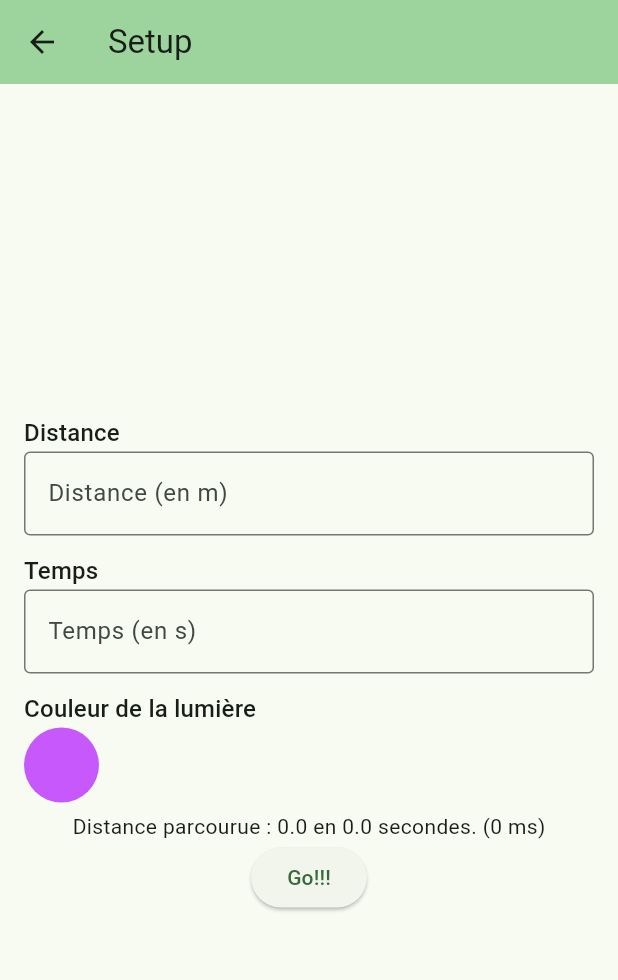
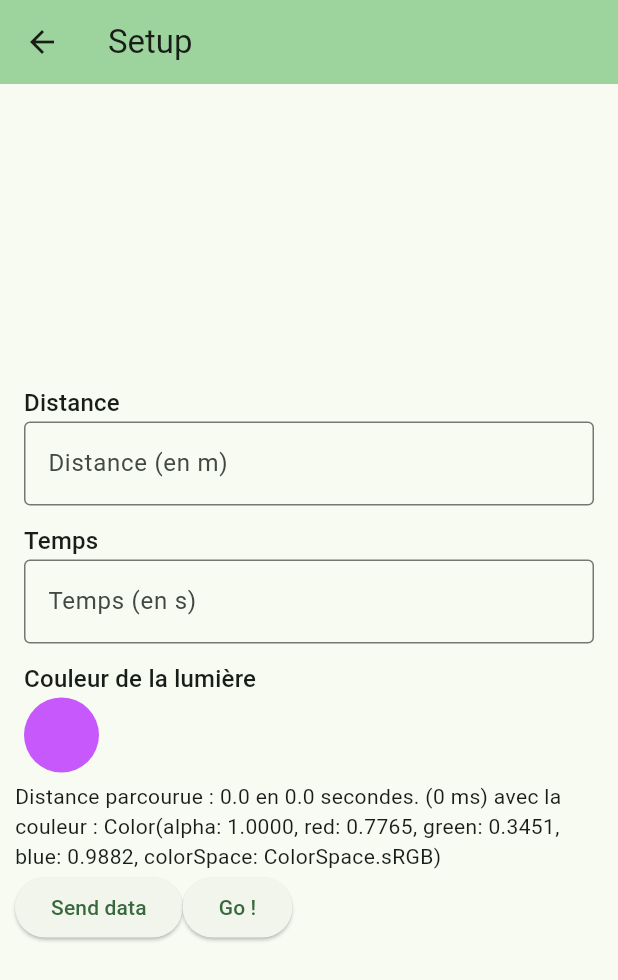
Before and after one commit to OtarieElephant/ledpacer, a Flutter app: the SetupPage screen opened directly, on a phone screen of 412 x 824 dp. Shown: the top 980 px of the screen. Run offline on Flutter 3.47's test engine with Material 2 defaults, Android fonts, the phone set to English and light mode, and no system bars; our stand-ins replace flutter_colorpicker.

Commit message:
colorpicker working

```diff
--- a/lib/Setup/setup_form.dart
+++ b/lib/Setup/setup_form.dart
@@ -15,11 +15,11 @@ class SetupFormState extends State<SetupForm> {
   final _formKey = GlobalKey<FormState>();
   final distanceController = TextEditingController();
   final durationController = TextEditingController();
-  final colorController = TextEditingController();
 
   double? distance = 0;
   double? duration = 0;
-  Color defaultColor = const Color.fromARGB(255, 198, 88, 252);
+  Color pickerColor = const Color.fromARGB(255, 198, 88, 252);
+  bool hasData = false;
 
   @override
   void initState() {
@@ -31,10 +31,6 @@ class SetupFormState extends State<SetupForm> {
     );
     durationController.addListener(() => setState(() {
         duration = double.tryParse(durationController.text) != null ? double.parse(durationController.text) : 0.0 ;
-      })
-    );
-    colorController.addListener(() => setState(() {
-        print('test ${colorController.text}');
       })
     );
   }
@@ -60,24 +56,39 @@ class SetupFormState extends State<SetupForm> {
             inputType: TextInputType.number,
           ),
           AppColorpickerFormField(
-            controller: colorController,
-            defaultColor: defaultColor,
-            title: 'Couleur de la lumière'
+            pickerColor: pickerColor,
+            title: 'Couleur de la lumière',
+            onColorChanged: onColorChanged,
           ),
           Text(
             'Distance parcourue : $distance '
             'en $duration secondes. '
-            '(${getSpeed(distance, duration).toStringAsFixed(0)} ms)'
+            '(${getSpeed(distance, duration).toStringAsFixed(0)} ms) '
+            'avec la couleur : $pickerColor'
           ),
-          ElevatedButton(
-            onPressed: () {
-              if (_formKey.currentState!.validate()){
-                ScaffoldMessenger.of(context).showSnackBar(
-                  const SnackBar(content: Text('OKKKK LEZZZGO'))
-                );
-              }
-            },
-            child: const Text('Go!!!'))
+          Row(
+            children: [
+              ElevatedButton(
+                onPressed: () {
+                  if (_formKey.currentState!.validate()){
+                    hasData = true;
+                    ScaffoldMessenger.of(context).showSnackBar(
+                      const SnackBar(content: Text('Envoi des données...'))
+                    );
+                  }
+                },
+                child: const Text('Send data')
+              ),
+              ElevatedButton(
+                onPressed: () {
+                  ScaffoldMessenger.of(context).showSnackBar(
+                    const SnackBar(content: Text('GO !'))
+                  );
+                },
+                child: const Text('Go !')
+              )
+            ],
+          )
         ],
       ),
     );
@@ -87,14 +98,19 @@ class SetupFormState extends State<SetupForm> {
   void dispose() {
     distanceController.dispose();
     durationController.dispose();
-    colorController.dispose();
     super.dispose();
   }
 
   double getSpeed(double? distance, double? time){
     if (distance != null && distance != 0 && time != null && time != 0){
-      return (distance/time)*1000;
+      return (time/distance)*1000;
     }
     return 0;
   }
+
+  void onColorChanged(Color color){
+    setState(() {
+      pickerColor = color;
+    });
+  }
 }
--- a/lib/components/app_colorpicker_form_field.dart
+++ b/lib/components/app_colorpicker_form_field.dart
@@ -2,10 +2,10 @@ import 'package:flutter/material.dart';
 import 'package:flutter_colorpicker/flutter_colorpicker.dart';
 
 class AppColorpickerFormField extends StatefulWidget {
-  const AppColorpickerFormField({super.key, required this.controller, required this.title, required this.defaultColor});
+  const AppColorpickerFormField({super.key, required this.title, required this.pickerColor, required this.onColorChanged});
    final String title;
-   final Color defaultColor;
-   final TextEditingController controller;
+   final Color pickerColor;
+   final Function(Color color) onColorChanged;
 
   @override
   AppColorpickerFormFieldState createState(){
@@ -14,8 +14,6 @@ class AppColorpickerFormField extends StatefulWidget {
 }
 
 class AppColorpickerFormFieldState extends State<AppColorpickerFormField> {
-  late Color pickerColor;
-  late Color currentColor;
 
   @override
   Widget build(BuildContext context){
@@ -36,7 +34,7 @@ class AppColorpickerFormFieldState extends State<AppColorpickerFormField> {
                 height:50,
                 width: 50,
                 decoration: BoxDecoration(
-                  color: currentColor,
+                  color: widget.pickerColor,
                   borderRadius: BorderRadius.circular(50)
                 ),
               )
@@ -47,15 +45,6 @@ class AppColorpickerFormFieldState extends State<AppColorpickerFormField> {
     );
   }
 
-  @override
-  void initState() {
-    setState(() {
-      pickerColor = widget.defaultColor;
-      currentColor = widget.defaultColor;
-    });
-    super.initState();
-  }
-
   void showColorpicker() {
     showDialog(
       context: context,
@@ -64,18 +53,16 @@ class AppColorpickerFormFieldState extends State<AppColorpickerFormField> {
           title: const Text('Modifier la couleur'),
           content: SingleChildScrollView(
             child: ColorPicker(
-              onColorChanged: changeColor,
-              pickerColor: pickerColor,
+              onColorChanged: widget.onColorChanged,
+              pickerColor: widget.pickerColor,
               enableAlpha: false,
-              labelTypes: const [],
-              hexInputController: widget.controller,
+              labelTypes: const []
             )
           ),
           actions: <Widget>[
             ElevatedButton(
               child: const Text('Valider'),
               onPressed: () {
-                setState(() => currentColor = pickerColor);
                 Navigator.of(context).pop();
               },
             ),
@@ -84,8 +71,4 @@ class AppColorpickerFormFieldState extends State<AppColorpickerFormField> {
       }
     );
   }
-
-  void changeColor(Color color) {
-    setState(() => pickerColor = color);
-  }
 }
```
